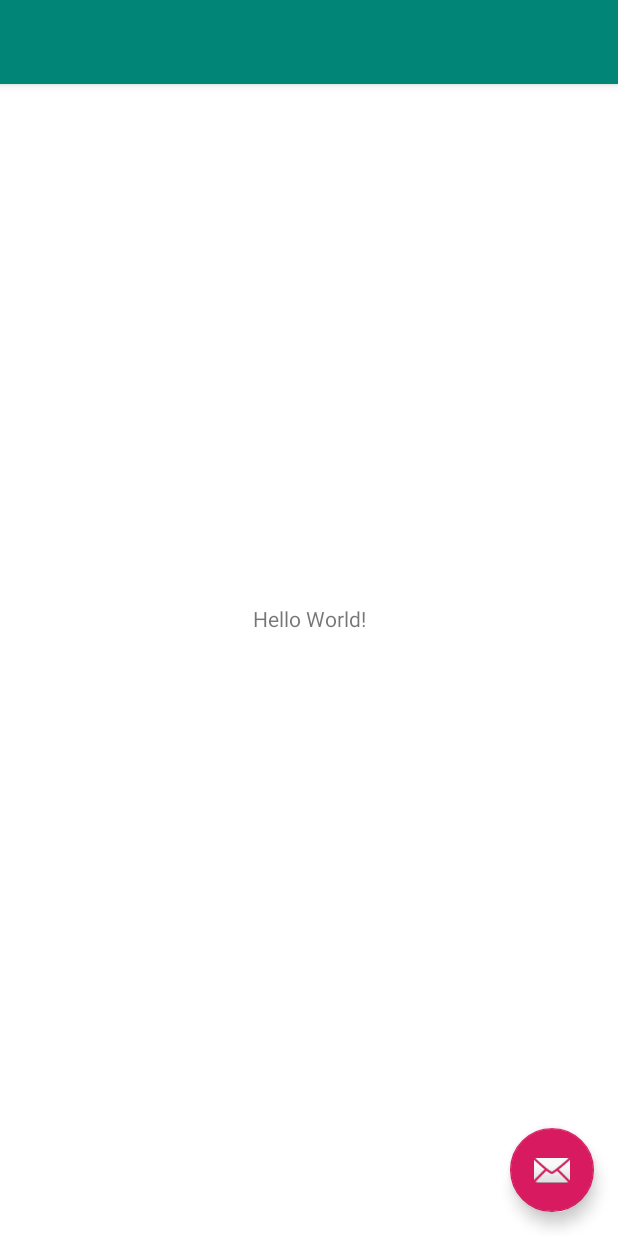
After one commit to quoccuong15111997/quanlynhanvien, an Android app: the layout app_bar_default.xml on its own in the app's theme, with its tools: preview values and no code run, on a phone screen of 412 x 824 dp. The commit adds this screen. Run offline under Robolectric (Android 15) with nearby library versions, the phone set to English and light mode, and no system bars.

Commit message:
Hoàn thành màn hình main

```diff
--- a/QuanLyNhanVien/app/build.gradle
+++ b/QuanLyNhanVien/app/build.gradle
@@ -25,4 +25,6 @@ dependencies {
     testImplementation 'junit:junit:4.12'
     androidTestImplementation 'com.android.support.test:runner:1.0.2'
     androidTestImplementation 'com.android.support.test.espresso:espresso-core:3.0.2'
+    implementation 'com.github.RupinSahu:CardDrawer:-SNAPSHOT'
+    implementation 'com.android.support:design:28.0.0'
 }
--- a/QuanLyNhanVien/app/src/main/AndroidManifest.xml
+++ b/QuanLyNhanVien/app/src/main/AndroidManifest.xml
@@ -8,7 +8,7 @@
         android:label="@string/app_name"
         android:roundIcon="@mipmap/ic_launcher_round"
         android:supportsRtl="true"
-        android:theme="@style/AppTheme">
+        android:theme="@style/AppTheme.NoActionBar">
         <activity android:name=".MainActivity">
             <intent-filter>
                 <action android:name="android.intent.action.MAIN" />
--- /dev/null
+++ b/QuanLyNhanVien/app/src/main/res/layout/app_bar_default.xml
@@ -0,0 +1,35 @@
+<?xml version="1.0" encoding="utf-8"?>
+<android.support.design.widget.CoordinatorLayout xmlns:android="http://schemas.android.com/apk/res/android"
+    xmlns:app="http://schemas.android.com/apk/res-auto"
+    xmlns:tools="http://schemas.android.com/tools"
+    android:layout_width="match_parent"
+    android:layout_height="match_parent"
+    android:background="@color/colorWhite"
+    tools:showIn="@layout/activity_main"
+    tools:context=".MainActivity">
+
+    <android.support.design.widget.AppBarLayout
+        android:layout_width="match_parent"
+        android:layout_height="wrap_content"
+        android:theme="@style/AppTheme.AppBarOverlay">
+
+        <android.support.v7.widget.Toolbar
+            android:id="@+id/toolbar"
+            android:layout_width="match_parent"
+            android:layout_height="?attr/actionBarSize"
+            android:background="?attr/colorPrimary"
+            app:popupTheme="@style/AppTheme.PopupOverlay" />
+
+    </android.support.design.widget.AppBarLayout>
+
+    <include layout="@layout/content_default" />
+
+    <android.support.design.widget.FloatingActionButton
+        android:id="@+id/fab"
+        android:layout_width="wrap_content"
+        android:layout_height="wrap_content"
+        android:layout_gravity="bottom|end"
+        android:layout_margin="@dimen/fab_margin"
+        app:srcCompat="@android:drawable/ic_dialog_email" />
+
+</android.support.design.widget.CoordinatorLayout>
--- /dev/null
+++ b/QuanLyNhanVien/app/src/main/res/layout/content_default.xml
@@ -0,0 +1,20 @@
+<?xml version="1.0" encoding="utf-8"?>
+<android.support.constraint.ConstraintLayout xmlns:android="http://schemas.android.com/apk/res/android"
+    xmlns:app="http://schemas.android.com/apk/res-auto"
+    xmlns:tools="http://schemas.android.com/tools"
+    android:layout_width="match_parent"
+    android:layout_height="match_parent"
+
+    tools:context=".MainActivity"
+    tools:showIn="@layout/app_bar_default">
+
+    <TextView
+        android:layout_width="wrap_content"
+        android:layout_height="wrap_content"
+        android:text="Hello World!"
+        app:layout_constraintBottom_toBottomOf="parent"
+        app:layout_constraintLeft_toLeftOf="parent"
+        app:layout_constraintRight_toRightOf="parent"
+        app:layout_constraintTop_toTopOf="parent" />
+
+</android.support.constraint.ConstraintLayout>
--- a/QuanLyNhanVien/app/src/main/res/values/colors.xml
+++ b/QuanLyNhanVien/app/src/main/res/values/colors.xml
@@ -3,4 +3,5 @@
     <color name="colorPrimary">#008577</color>
     <color name="colorPrimaryDark">#00574B</color>
     <color name="colorAccent">#D81B60</color>
+    <color name="colorWhite">#ffffff</color>
 </resources>
--- a/QuanLyNhanVien/app/src/main/res/values/strings.xml
+++ b/QuanLyNhanVien/app/src/main/res/values/strings.xml
@@ -1,3 +1,8 @@
 <resources>
     <string name="app_name">Quan Ly Nhan Vien</string>
+    <string name="navigation_drawer_open">Open navigation drawer</string>
+    <string name="navigation_drawer_close">Close navigation drawer</string>
+
+    <string name="action_right_drawer">Right Drawer</string>
+    <string name="appbar_scrolling_view_behavior" translatable="false">android.support.design.widget.AppBarLayout$ScrollingViewBehavior</string>
 </resources>
--- a/QuanLyNhanVien/app/src/main/res/values/styles.xml
+++ b/QuanLyNhanVien/app/src/main/res/values/styles.xml
@@ -7,5 +7,12 @@
         <item name="colorPrimaryDark">@color/colorPrimaryDark</item>
         <item name="colorAccent">@color/colorAccent</item>
     </style>
+    <style name="AppTheme.NoActionBar">
+        <item name="windowActionBar">false</item>
+        <item name="windowNoTitle">true</item>
+    </style>
 
+    <style name="AppTheme.AppBarOverlay" parent="ThemeOverlay.AppCompat.Dark.ActionBar" />
+
+    <style name="AppTheme.PopupOverlay" parent="ThemeOverlay.AppCompat.Light" />
 </resources>
--- a/QuanLyNhanVien/build.gradle
+++ b/QuanLyNhanVien/build.gradle
@@ -18,6 +18,7 @@ allprojects {
     repositories {
         google()
         jcenter()
+        maven { url 'https://jitpack.io' }
 
     }
 }
```
Also changed, not shown: QuanLyNhanVien/app/src/main/java/com/nqc/quanlynhanvien/MainActivity.java (+73 -1 lines), QuanLyNhanVien/app/src/main/res/drawable/ic_notifications_none_white_24dp.xml (added, +9 -0 lines), QuanLyNhanVien/app/src/main/res/drawable/side_nav_bar.xml (added, +10 -0 lines), QuanLyNhanVien/app/src/main/res/layout/activity_main.xml (+29 -10 lines), QuanLyNhanVien/app/src/main/res/layout/content_notification.xml (added, +29 -0 lines), QuanLyNhanVien/app/src/main/res/layout/nav_header_main.xml (added, +28 -0 lines), QuanLyNhanVien/app/src/main/res/menu/activity_drawer.xml (added, +36 -0 lines), QuanLyNhanVien/app/src/main/res/menu/activity_main_drawer.xml (added, +36 -0 lines), QuanLyNhanVien/app/src/main/res/menu/main.xml (added, +10 -0 lines), QuanLyNhanVien/app/src/main/res/values/dimens.xml (added, +8 -0 lines), QuanLyNhanVien/app/src/main/res/values/drawables.xml (added, +8 -0 lines).
